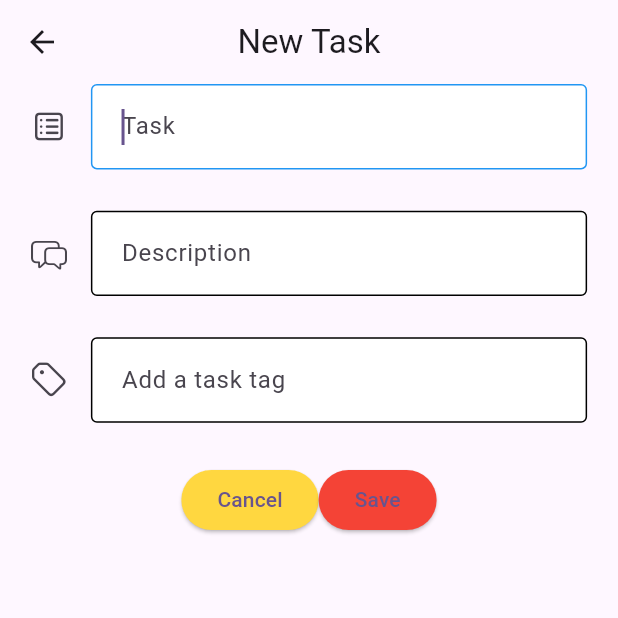
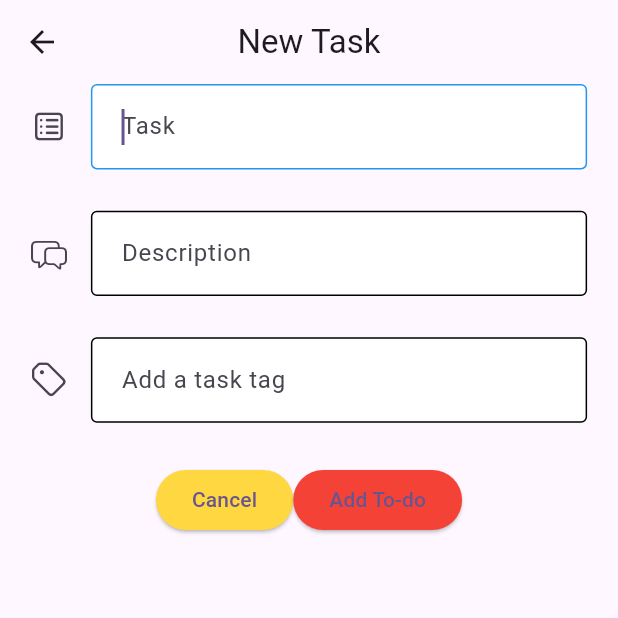
Before and after one commit to panchaniurvisha/to_do_with_cloud_storage_app, a Flutter app: the AddEditTaskScreen screen opened directly, on a phone screen of 412 x 824 dp, the top half of it. Run offline on Flutter 3.47's test engine with Material 2 defaults, Android fonts, the light colour scheme and no system bars; our stand-ins replace cloud_firestore, firebase_core; accounts and stored records are empty.

Commit message:
"9/12/2023"

```diff
--- a/lib/res/constant/app_string.dart
+++ b/lib/res/constant/app_string.dart
@@ -6,4 +6,6 @@ class AppString {
   static const task = "Task";
   static const description = "Description";
   static const taskTag = "Add a task tag";
+  static const addToDo = "Add To-do";
+  static const editToDo = "Edit To-Do";
 }
--- a/lib/view/add_edit_task_screen.dart
+++ b/lib/view/add_edit_task_screen.dart
@@ -6,7 +6,10 @@ import 'package:to_do_with_cloud_storage_app/res/common/media_query.dart';
 import 'package:to_do_with_cloud_storage_app/res/constant/app_string.dart';
 
 class AddEditTaskScreen extends StatefulWidget {
-  const AddEditTaskScreen({super.key});
+  final int? index;
+  final Map<String, dynamic>? taskData;
+
+  const AddEditTaskScreen({super.key, this.index, this.taskData});
 
   @override
   State<AddEditTaskScreen> createState() => _AddEditTaskScreenState();
@@ -18,6 +21,17 @@ class _AddEditTaskScreenState extends State<AddEditTaskScreen> {
   TextEditingController taskTagController = TextEditingController();
 
   FirebaseFirestore firebaseFireStore = FirebaseFirestore.instance;
+
+  @override
+  void initState() {
+    // TODO: implement initState
+    if (widget.taskData != null && widget.index != null) {
+      taskNameController.text = widget.taskData!["task"] ?? "";
+      descriptionController.text = widget.taskData!["description"] ?? "";
+      taskTagController.text = widget.taskData!["addTaskTag"] ?? "";
+    }
+    super.initState();
+  }
 
   @override
   Widget build(BuildContext context) {
@@ -57,12 +71,20 @@ class _AddEditTaskScreenState extends State<AddEditTaskScreen> {
                       child: const Text(AppString.cancel)),
                   ElevatedButton(
                       onPressed: () {
-                        createUserData();
+                        if (widget.index != null) {
+                          debugPrint("------------------>${widget.index}");
+
+                          // editData();
+                        } else {
+                          createUserData();
+                        }
                       },
                       style: const ButtonStyle(
                         backgroundColor: MaterialStatePropertyAll(Colors.red),
                       ),
-                      child: const Text(AppString.save))
+                      child: Text(widget.index == null
+                          ? AppString.addToDo
+                          : AppString.editToDo))
                 ],
               ),
             ],
@@ -82,4 +104,48 @@ class _AddEditTaskScreenState extends State<AddEditTaskScreen> {
         .catchError((error) => debugPrint("Failed to add user: $error"));
     Navigator.pop(context);
   }
+
+  /*editData() {
+    final task = taskNameController.text;
+    final description = descriptionController.text;
+    final addTaskTag = taskTagController.text;
+    if (widget.taskData!.isEmpty || widget.index == null) {
+      return showDialog(
+        context: context,
+        builder: (BuildContext context) {
+          return AlertDialog(
+            title: Text("Error"),
+            content: Text("Task data is missing or invalid."),
+            actions: <Widget>[
+              TextButton(
+                onPressed: () {
+                  Navigator.of(context).pop(); // Close the dialog
+                },
+                child: Text("OK"),
+              ),
+            ],
+          );
+        },
+      );
+    }
+    final taskData = {
+      "task": task,
+      "description": description,
+      "addTaskTag": addTaskTag,
+    };
+    final documentId = widget.taskData!["documentId"];
+    if (documentId != null) {
+      FirebaseFirestore.instance
+          .collection("tasks")
+          .doc(documentId)
+          .update(taskData)
+          .then((value) {
+        // Update successful
+        debugPrint("User updated");
+        Navigator.pop(context);
+      }).catchError((error) {
+        debugPrint("Failed to update task: $error");
+      });
+    } else {}
+  }*/
 }
```
Also changed, not shown: lib/view/to_do_list_screen.dart (+55 -5 lines).
